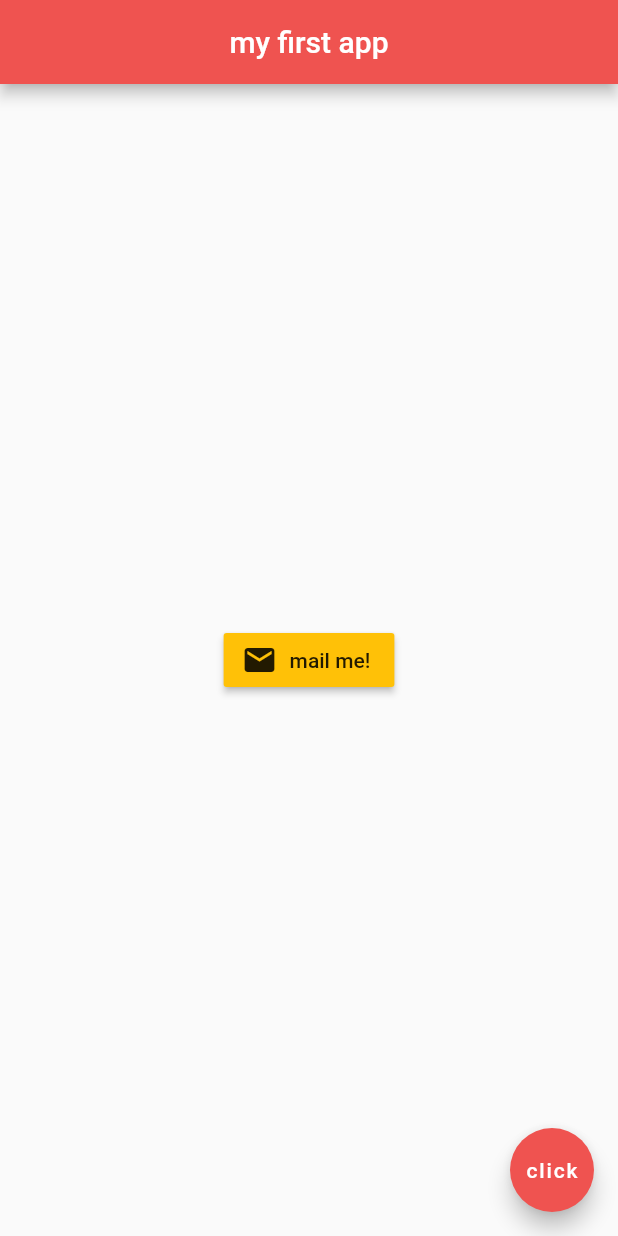
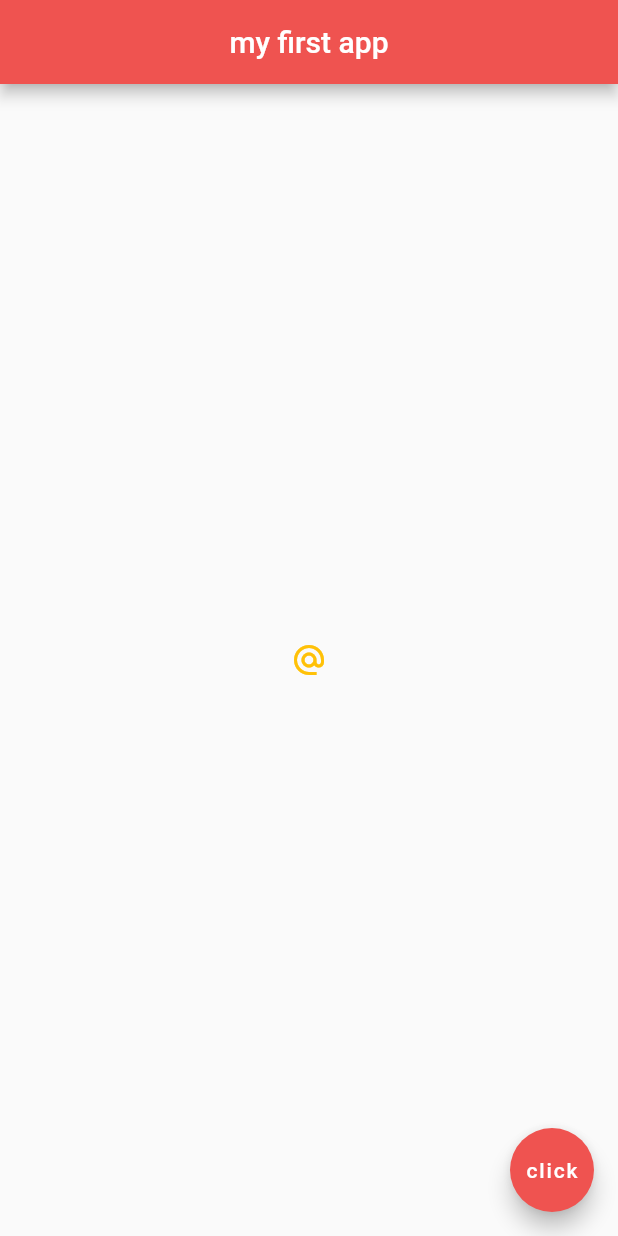
Before and after one commit to taufanbasri/flutter-basic, a Flutter app: the screen it shows after launch, on a phone screen of 412 x 824 dp. Run offline on Flutter 3.47's test engine with Material 2 defaults, Android fonts, the phone set to English and light mode, and no system bars.

Commit message:
Icon Button 2

```diff
--- a/lib/main.dart
+++ b/lib/main.dart
@@ -14,14 +14,13 @@ class Home extends StatelessWidget {
         backgroundColor: Colors.red[400],
       ),
       body: Center(
-        child: RaisedButton.icon(
-          onPressed: () {},
-          icon: Icon(
-            Icons.mail
-          ),
-          label: Text('mail me!'),
+        child: IconButton(
+          onPressed: () {
+            print('you clicked me');
+          },
+          icon: Icon(Icons.alternate_email),
           color: Colors.amber,
-        ),
+        )
       ),
       floatingActionButton: FloatingActionButton(
         backgroundColor: Colors.red[400],
```
